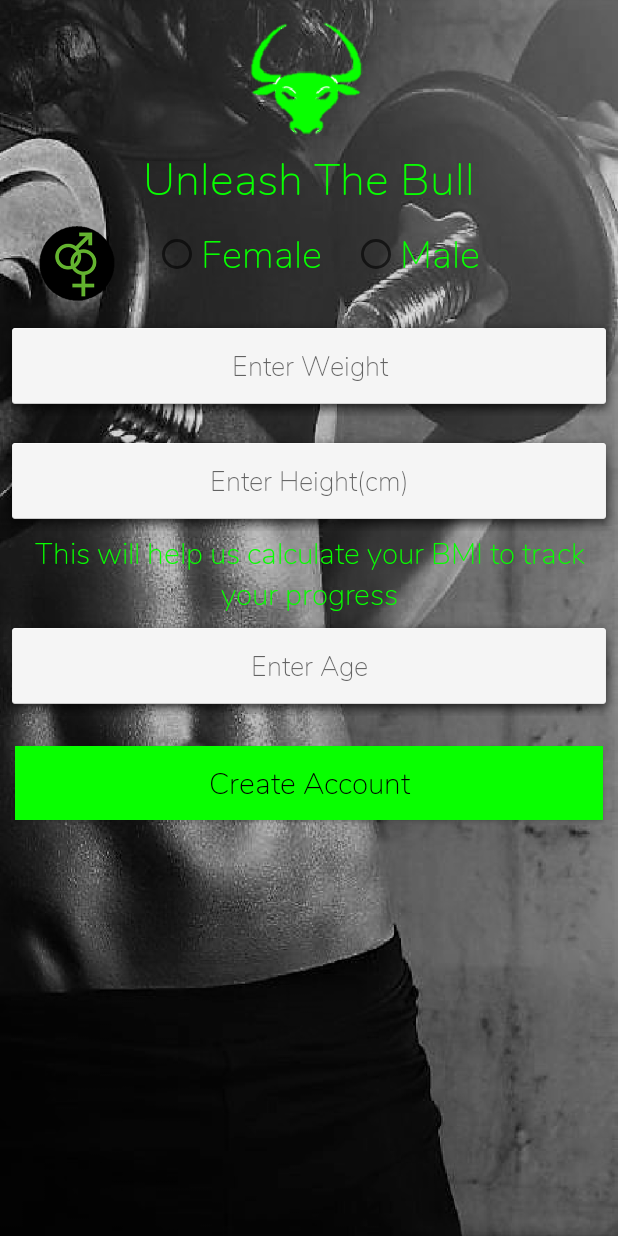
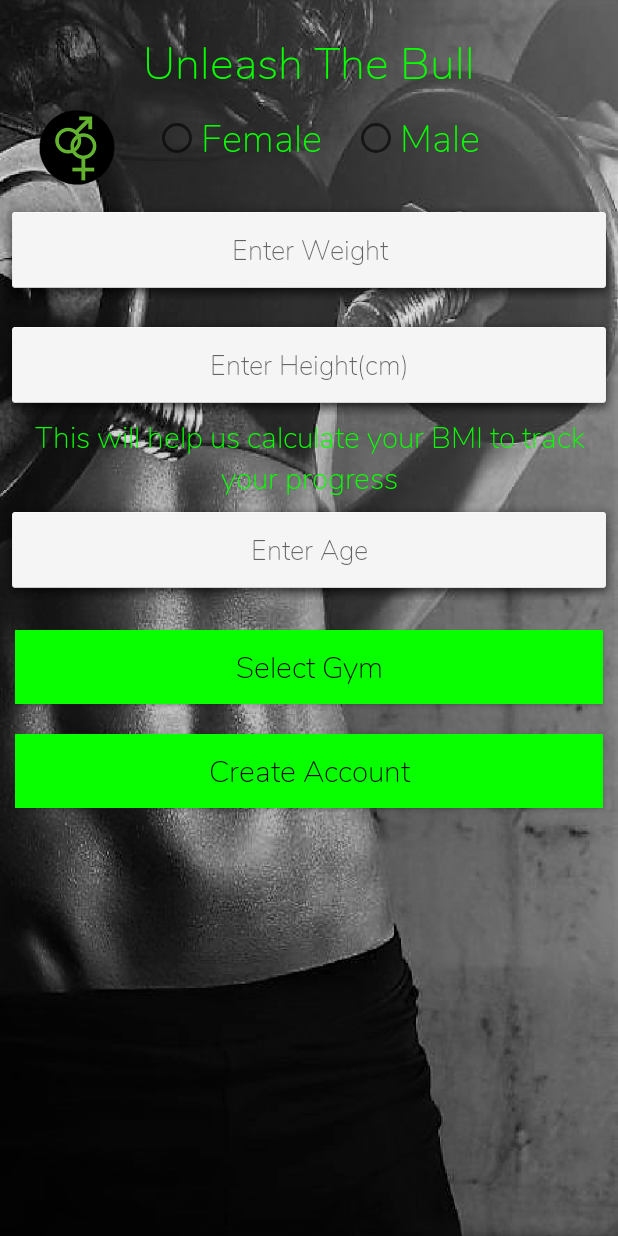
Before and after one commit to cswafula/BullsGym, an Android app: the Register2 screen opened directly, with no data from a screen before it, on a phone screen of 412 x 824 dp. Run offline under Robolectric (Android 15) with nearby library versions, the phone set to English and light mode, and no system bars.

Commit message:
Google Maps activity added

```diff
--- a/app/build.gradle
+++ b/app/build.gradle
@@ -20,8 +20,11 @@ android {
 
 dependencies {
     implementation fileTree(dir: 'libs', include: ['*.jar'])
+    //noinspection GradleCompatible
     implementation 'com.android.support:appcompat-v7:27.1.1'
     implementation 'com.android.support.constraint:constraint-layout:1.1.0'
+    implementation 'com.google.android.gms:play-services-maps:15.0.1'
+    implementation 'com.google.android.gms:play-services-plus:15.0.1'
     testImplementation 'junit:junit:4.12'
     androidTestImplementation 'com.android.support.test:runner:1.0.2'
     androidTestImplementation 'com.android.support.test.espresso:espresso-core:3.0.2'
--- a/app/src/main/java/com/example/charlie/bullsgym/Register2.java
+++ b/app/src/main/java/com/example/charlie/bullsgym/Register2.java
@@ -1,13 +1,81 @@
 package com.example.charlie.bullsgym;
 
+import android.app.Dialog;
+import android.app.Notification;
+import android.app.NotificationManager;
+import android.content.Intent;
+import android.support.v4.app.NotificationCompat;
 import android.support.v7.app.AppCompatActivity;
 import android.os.Bundle;
+import android.util.Log;
+import android.view.View;
+import android.widget.Button;
+import android.widget.Toast;
+
+import com.google.android.gms.common.ConnectionResult;
+import com.google.android.gms.common.GoogleApiAvailability;
 
 public class Register2 extends AppCompatActivity {
+    private static final String TAG = "Register2";
+    private static final int ERROR_DIALOG_REQUEST = 9001;
+
+    private NotificationManager mNotificationManager;
+    private static final int NOTIFICATION_ID= 0;
 
     @Override
     protected void onCreate(Bundle savedInstanceState) {
         super.onCreate(savedInstanceState);
         setContentView(R.layout.activity_register2);
+
+        Button CreateAcc= (Button) findViewById(R.id.CreateAccount);
+        CreateAcc.setOnClickListener(new View.OnClickListener() {
+            @Override
+            public void onClick(View v) {
+                notification();
+            }
+        });
+
+        if(versionCheck()){
+            init();
+        }
+    }
+
+    private void notification() {
+        mNotificationManager= (NotificationManager) getSystemService(NOTIFICATION_SERVICE);
+        NotificationCompat.Builder notifyBuilder = new NotificationCompat.Builder(this)
+                .setContentTitle("Bulls Gym")
+                .setContentText("Your need to turn on location to select gym")
+                .setSmallIcon(R.drawable.ic_location_icon);
+
+        Notification mynotification = notifyBuilder.build();
+        mNotificationManager.notify(NOTIFICATION_ID,mynotification);
+    }
+
+    private void init() {
+        Button SelectGym= (Button) findViewById(R.id.Select_Gym);
+        SelectGym.setOnClickListener(new View.OnClickListener() {
+            @Override
+            public void onClick(View v) {
+                startActivity(new Intent(Register2.this,MapActivity.class));
+            }
+        });
+    }
+
+    public boolean versionCheck(){
+        Log.d(TAG, "versionCheck: checking google services version");
+        int available= GoogleApiAvailability.getInstance().isGooglePlayServicesAvailable(Register2.this);
+        if(available == ConnectionResult.SUCCESS){
+            //everything is okay and the user can make requests
+            Log.d(TAG, "versionCheck: google play services is available");
+            return true;
+        }else if(GoogleApiAvailability.getInstance().isUserResolvableError(available)){
+            //an error occurred but we can resolve it
+            Log.d(TAG, "versionCheck: an error occured but we can fix it");
+            Dialog dialog=GoogleApiAvailability.getInstance().getErrorDialog(Register2.this, available,ERROR_DIALOG_REQUEST);
+            dialog.show();
+        }else{
+            Toast.makeText(getApplicationContext(),"Your Google maps version is incomptible",Toast.LENGTH_LONG).show();
+        }
+        return false;
     }
 }
--- a/app/src/main/res/layout/activity_register2.xml
+++ b/app/src/main/res/layout/activity_register2.xml
@@ -8,14 +8,8 @@
     android:orientation="vertical"
     android:background="@drawable/register2">
 
-    <ImageView
-        android:id="@+id/logo"
-        android:layout_width="match_parent"
-        android:layout_height="87dp"
-        android:layout_marginTop="10dp"
-        android:src="@drawable/logo"/>
-
     <TextView
+        android:layout_marginTop="20sp"
         android:layout_width="match_parent"
         android:layout_height="wrap_content"
         android:text="@string/unleash_the_bull"
@@ -105,6 +99,23 @@
         tools:ignore="TextFields" />
 
     <Button
+        android:id="@+id/Select_Gym"
+        android:layout_width="match_parent"
+        android:layout_height="wrap_content"
+        android:layout_marginTop="20dp"
+        android:background="@color/green"
+        android:gravity="center"
+        android:layout_marginRight="10dp"
+        android:layout_marginLeft="10dp"
+        android:textColor="@android:color/black"
+        android:padding="10dp"
+        android:text="Select Gym"
+        app:fontFamily="@font/nunito_extralight"
+        android:textStyle="bold"
+        android:textSize="20sp"
+        android:textAllCaps="false" />
+
+    <Button
         android:id="@+id/CreateAccount"
         android:layout_width="match_parent"
         android:layout_height="wrap_content"
--- a/app/src/main/res/values/strings.xml
+++ b/app/src/main/res/values/strings.xml
@@ -15,4 +15,6 @@
     <string name="female">Female</string>
     <string name="male">Male</string>
     <string name="unleash_the_bull">Unleash The Bull</string>
+    <string name="title_activity_choose_gym">Map</string>
+    <string name="Maps_Api_key">AIzaSyCHupRCeL9UuYCWMSp3CS6FrJIW3lf3gJU</string>
 </resources>
```
Also changed, not shown: app/src/main/AndroidManifest.xml (+24 -2 lines), app/src/main/java/com/example/charlie/bullsgym/MapActivity.java (added, +79 -0 lines), app/src/main/res/layout/activity_map.xml (added, +14 -0 lines), app/src/main/res/drawable-hdpi/ic_location_icon.png (added), app/src/main/res/drawable-mdpi/ic_location_icon.png (added), app/src/main/res/drawable-xhdpi/ic_location_icon.png (added), app/src/main/res/drawable-xxhdpi/ic_location_icon.png (added), 1 other file.
